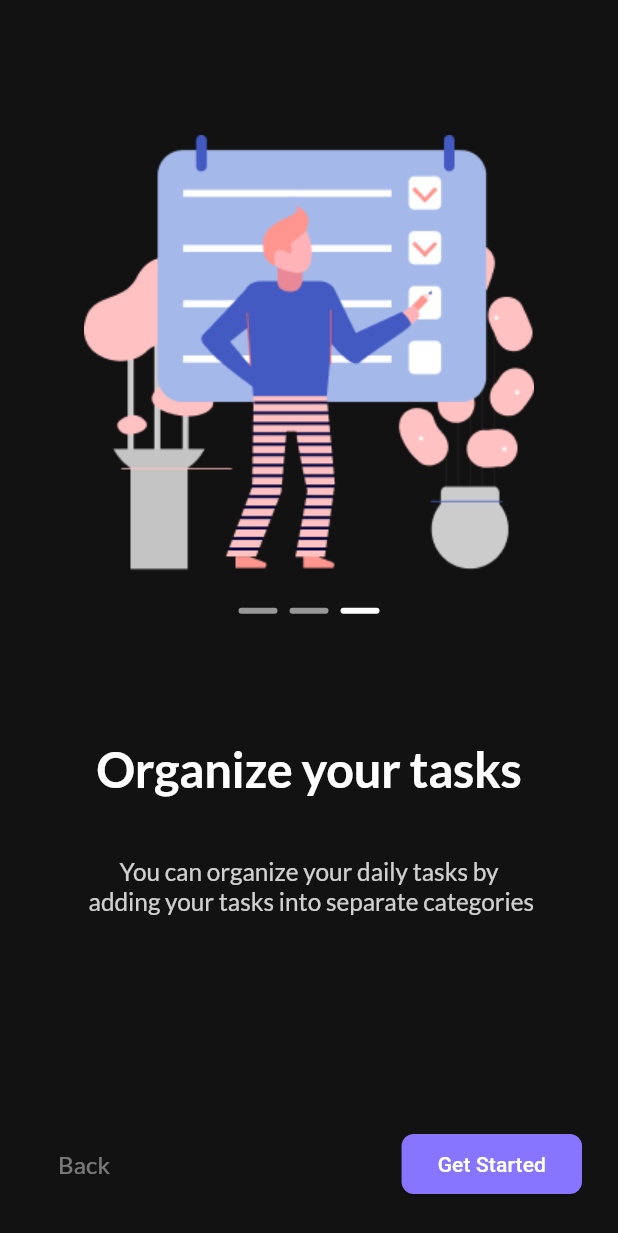
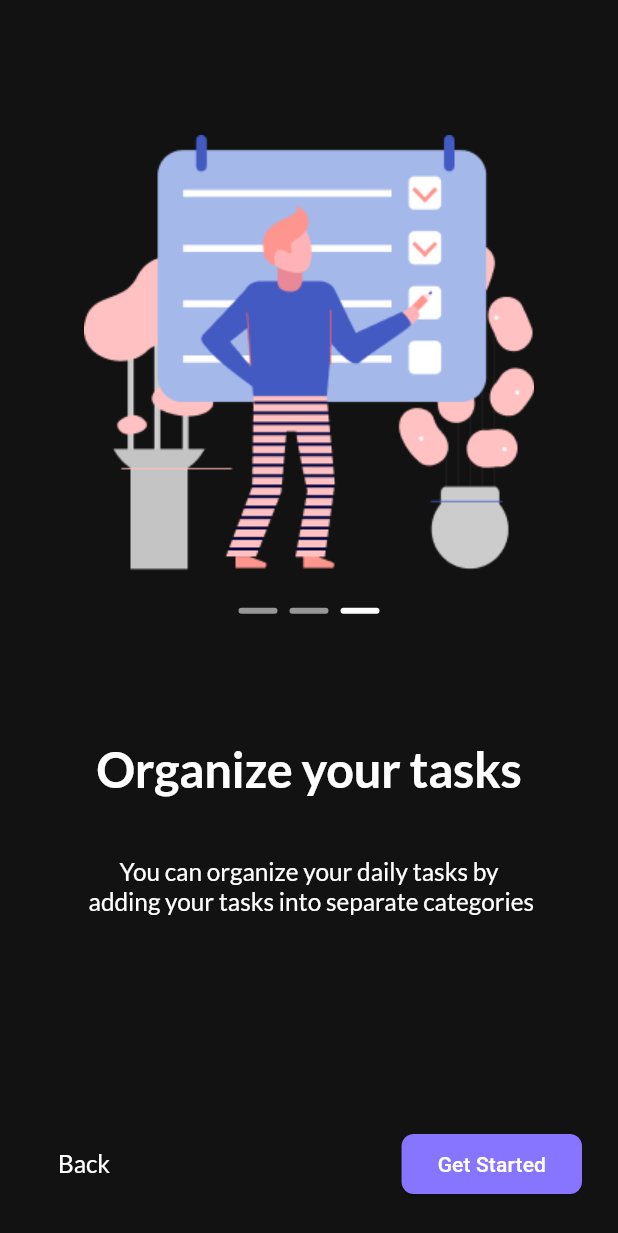
Before and after one commit to Ayman-Mohamed-1/Ub_to_do, a Flutter app: the screen it shows after launch, after a tap on "Skip", on a phone screen of 412 x 824 dp. Shown: the top 1233 px of the screen. Run offline on Flutter 3.47's test engine with Material 3 defaults, Android fonts, the phone set to English and light mode, and no system bars; drawn by our look-alikes of smooth_page_indicator; our stand-ins replace date_picker_timeline, flutter_bloc, flutter_screenutil, fluttertoast, gap, get_it and 3 more; accounts and stored records are empty.

Commit message:
date end

```diff
--- a/analysis_options.yaml
+++ b/analysis_options.yaml
@@ -10,7 +10,7 @@
 analyzer:
   errors:
     duplicate_ignore: ignore
-include: package:flutter_lints/flutter.yaml
+# include: package:flutter_lints/flutter.yaml
 
 linter:
   # The lint rules applied to this project can be customized in the
--- a/lib/core/commons/commons.dart
+++ b/lib/core/commons/commons.dart
@@ -1,4 +1,3 @@
-import 'package:date_format/date_format.dart';
 import 'package:flutter/material.dart';
 import 'package:fluttertoast/fluttertoast.dart';
 import 'package:up_to_do/core/utils/app_colors.dart';
--- /dev/null
+++ b/lib/core/database/sqflite/sqflite.dart
@@ -0,0 +1,69 @@
+import 'package:sqflite/sqflite.dart';
+import 'package:up_to_do/features/task/data/model/taskModel.dart';
+
+class SqfliteHelper {
+  late Database db;
+  //!1 create DB
+  //!2. create table
+  //!3. CRUD => create - read - update - delete
+  Future<Database> intiDB() async {
+    return await openDatabase(
+      "task.dp",
+      version: 2,
+      onCreate: (db, version) async {
+        return await db
+            .execute('''
+          CREATE TABLE Tasks (
+          id INTEGER PRIMARY KEY AUTOINCREMENT ,
+          title TEXT,
+          task TEXT,
+          date TEXT,
+          startTime TEXT,
+          endTime TEXT,
+          color INTEGER,
+          isCompleted INTEGER )
+        ''')
+            .then((value) => print(" DB created sucsses"));
+      },
+      onOpen: (db) => print("database open"),
+    ).then((value) => db = value);
+  }
+
+  //?3. CRUD => create - read - update - delete
+  // get
+  Future<List<Map<String, Object?>>> getFromDB() async {
+    return await db.rawQuery('SELECT * FROM  Tasks');
+  }
+  // Future<List<TaskModel>> getFromDB() async {
+  //   final result = await db.rawQuery('SELECT * FROM Tasks');
+  //   return result.map((e) => TaskModel.fromMap(e)).toList();
+  // }
+  // insert
+
+  Future<int> insert(TaskModel model) async {
+    return await db.rawInsert('''
+        INSERT INTO Tasks(
+            title ,task ,date ,startTime ,endTime ,color ,isCompleted )
+        VALUES
+          ('${model.title}','${model.task}','${model.date}','${model.startTime}',
+          '${model.endTime}','${model.color}','${model.isComplete}')
+        ''');
+  }
+
+  // updete
+  Future<int> updateDb(int id) async {
+    return await db.rawUpdate(
+      '''
+    UPDATE Tasks
+    SET isCompleted = ?
+    WHERE id = ?
+   ''',
+      [1, id],
+    );
+  }
+
+  // delete
+  Future<int> deleteDb(int id) async {
+    return await db.rawDelete('''DELETE FROM Tasks WHERE id = ?''', [id]);
+  }
+}
--- a/lib/core/services/services_locator.dart
+++ b/lib/core/services/services_locator.dart
@@ -1,9 +1,9 @@
 import 'package:get_it/get_it.dart';
 import 'package:up_to_do/core/database/cache/cache_helper.dart';
+import 'package:up_to_do/core/database/sqflite/sqflite.dart';
 
 final sl = GetIt.instance;
 Future<void> setup() async {
   sl.registerLazySingleton<CacheHelper>(() => CacheHelper());
+  sl.registerLazySingleton<SqfliteHelper>(() => SqfliteHelper());
 }
-
-// ! use
--- a/lib/core/widget/custom_button.dart
+++ b/lib/core/widget/custom_button.dart
@@ -17,7 +17,7 @@ class customButton extends StatelessWidget {
     return ElevatedButton(
       onPressed: onPressed,
       style: Theme.of(context).elevatedButtonTheme.style!.copyWith(
-        backgroundColor: MaterialStateProperty.all(backgroundColor),
+        backgroundColor: WidgetStateProperty.all(backgroundColor),
       ),
       child: Text(text, style: TextStyle(color: AppColors.white)),
     );
--- a/lib/core/widget/custom_text_button.dart
+++ b/lib/core/widget/custom_text_button.dart
@@ -1,6 +1,5 @@
 import 'package:flutter/material.dart';
 import 'package:google_fonts/google_fonts.dart';
-import 'package:up_to_do/core/utils/app_colors.dart';
 
 class CustomTextButton extends StatelessWidget {
   const CustomTextButton({
@@ -17,11 +16,12 @@ class CustomTextButton extends StatelessWidget {
       child: Text(
         text,
         style: GoogleFonts.lato(
-          textStyle: TextStyle(
-            fontSize: 16,
-            color: AppColors.white.withOpacity(.44),
-            fontWeight: FontWeight.w400,
-          ),
+          textStyle: Theme.of(context).textTheme.displaySmall,
+          // TextStyle(
+          //   fontSize: 16,
+          //   color: AppColors.white.withOpacity(.44),
+          //   fontWeight: FontWeight.w400,
+          // ),
         ),
       ),
     );
--- a/lib/features/auth/presentation/screens/on boarding screens/on_boarding_screens.dart
+++ b/lib/features/auth/presentation/screens/on boarding screens/on_boarding_screens.dart
@@ -77,9 +77,7 @@ class OoBboardinSscreensState extends State<OnBoardingScreens> {
                   Text(
                     textAlign: TextAlign.center,
                     OnBoardingModel.onBoardingScreens[index].subTitle,
-                    style: Theme.of(context).textTheme.displaySmall!.copyWith(
-                      color: AppColors.white.withOpacity(.8),
-                    ),
+                    style: Theme.of(context).textTheme.displaySmall,
                   ),
                   Spacer(),
                   Row(
--- a/lib/features/auth/presentation/screens/splash Screen/splash_screen.dart
+++ b/lib/features/auth/presentation/screens/splash Screen/splash_screen.dart
@@ -20,7 +20,6 @@ class SplashScreen extends StatefulWidget {
 class _SplashScreenState extends State<SplashScreen> {
   @override
   void initState() {
-    // TODO: implement initState
     navegat();
     super.initState();
   }
@@ -29,7 +28,7 @@ class _SplashScreenState extends State<SplashScreen> {
     bool isVisted =
         await sl<CacheHelper>().getData(key: AppStrings.onBoardingKey) ?? false;
     Future.delayed(Duration(seconds: 3), () {
-      Navigator.push(
+      Navigator.pushReplacement(
         context,
         MaterialPageRoute(
           builder: (_) => isVisted ? HomeScreen() : OnBoardingScreens(),
--- a/lib/features/task/presentation/cubit/task_state.dart
+++ b/lib/features/task/presentation/cubit/task_state.dart
@@ -32,11 +32,41 @@ final class EndTimeErrorState extends TaskState {}
 final class ChangeCheckMarkIndexState extends TaskState {}
 
 //*  ChangeCheckMarkIndex time
-//! Start time
+//! Inser data
 final class InsertTaskLoadingState extends TaskState {}
 
 final class InsertTaskSucessState extends TaskState {}
 
 final class InsertTaskErrorState extends TaskState {}
 
-//* Start time
+//* Inser data
+//! get data
+final class GetTaskLoadingState extends TaskState {}
+
+final class GetTaskSucessState extends TaskState {}
+
+final class GetTaskErrorState extends TaskState {}
+
+//* get data
+//! updae data
+final class UpdataTaskLoadingState extends TaskState {}
+
+final class UpdateTaskSucessState extends TaskState {}
+
+final class UpdateTaskErrorState extends TaskState {}
+
+//* get data
+//! get data
+final class DeleteTaskLoadingState extends TaskState {}
+
+final class DeleteTaskSucessState extends TaskState {}
+
+final class DeleteTaskErrorState extends TaskState {}
+
+//* get data
+//!get Select Date
+final class GetSelectDateLoadingState extends TaskState {}
+
+final class GetSelectDareTaskSucessState extends TaskState {}
+
+//*get Select Date
--- a/lib/features/task/presentation/screens/add_task/add_task.dart
+++ b/lib/features/task/presentation/screens/add_task/add_task.dart
@@ -24,7 +24,7 @@ class AddTask extends StatelessWidget {
           onPressed: () {
             Navigator.pop(context);
           },
-          icon: Icon(Icons.arrow_back_ios, color: AppColors.white),
+          icon: Icon(Icons.arrow_back_ios, color: AppColors.grey),
         ),
         title: Text(
           AppStrings.addTask,
@@ -76,9 +76,8 @@ class AddTask extends StatelessWidget {
                       validator: (val) {
                         if (val!.isEmpty) {
                           return AppStrings.noteErrorMsg;
-                        } else {
-                          return null;
                         }
+                        return null;
                       },
                     ),
                     AddTaskComponents(
--- a/lib/main.dart
+++ b/lib/main.dart
@@ -2,6 +2,7 @@ import 'package:flutter/material.dart';
 import 'package:flutter_bloc/flutter_bloc.dart';
 import 'package:up_to_do/App/app.dart';
 import 'package:up_to_do/core/database/cache/cache_helper.dart';
+import 'package:up_to_do/core/database/sqflite/sqflite.dart';
 import 'package:up_to_do/core/services/services_locator.dart';
 import 'package:up_to_do/features/task/presentation/cubit/task_cubit.dart';
 // import 'package:up_to_do/core/utils/app_strings.dart';
@@ -10,8 +11,11 @@ void main() async {
   WidgetsFlutterBinding.ensureInitialized();
   await setup();
   await sl<CacheHelper>().init();
+  await sl<SqfliteHelper>().intiDB();
 
   // await sl<CacheHelper>().removeData(key: AppStrings.onBoardingKey);
 
-  runApp(BlocProvider(create: (context) => TaskCubit(), child: MyApp()));
+  runApp(
+    BlocProvider(create: (context) => TaskCubit()..getTasks(), child: MyApp()),
+  );
 }
```
Also changed, not shown: lib/core/theme/theme.dart (+51 -35 lines), lib/features/task/data/model/taskModel.dart (+11 -28 lines), lib/features/task/presentation/components/TaskCardComponent.dart (+54 -8 lines), lib/features/task/presentation/cubit/task_cubit.dart (+61 -4 lines), lib/features/task/presentation/screens/home/home_screen.dart (+10 -14 lines), pubspec.yaml (+8 -0 lines), pubspec.lock, 31 other files.
